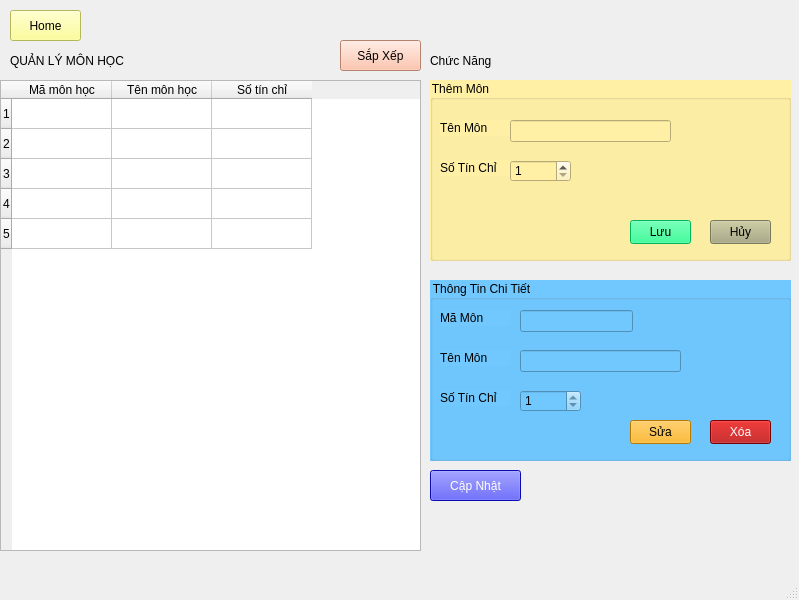
The window that Designer/QuanLyMon.ui (VoLeMinhNghia/Python_Project) describes before a commit, drawn with Qt 5.
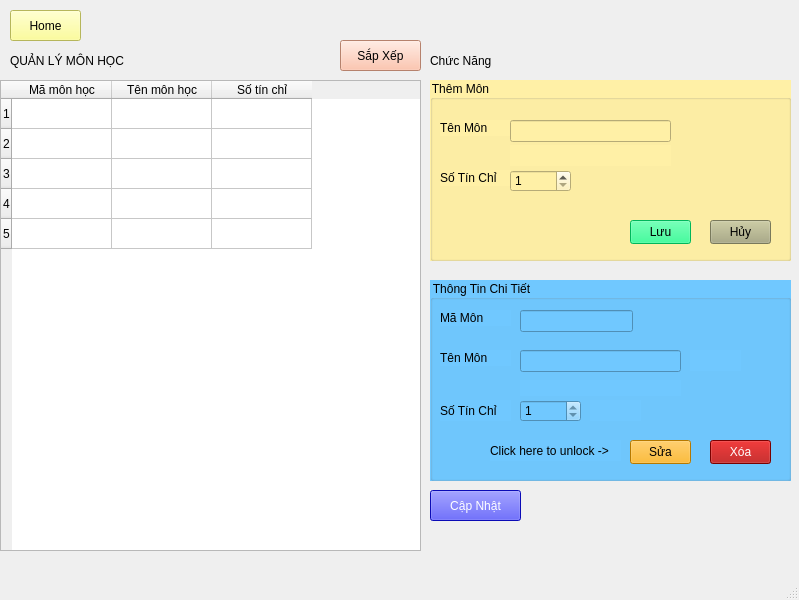
The same window after the commit. Icons and pictures are not drawn.

Patch:
```diff
--- a/Designer/QuanLyMon.ui
+++ b/Designer/QuanLyMon.ui
@@ -157,7 +157,7 @@
      <property name="geometry">
       <rect>
        <x>10</x>
-       <y>80</y>
+       <y>90</y>
        <width>71</width>
        <height>16</height>
       </rect>
@@ -173,7 +173,7 @@
      <property name="geometry">
       <rect>
        <x>80</x>
-       <y>80</y>
+       <y>90</y>
        <width>61</width>
        <height>22</height>
       </rect>
@@ -185,6 +185,22 @@
       <number>9</number>
      </property>
     </widget>
+    <widget class="QLabel" name="err">
+     <property name="geometry">
+      <rect>
+       <x>80</x>
+       <y>65</y>
+       <width>161</width>
+       <height>21</height>
+      </rect>
+     </property>
+     <property name="styleSheet">
+      <string notr="true">color: rgb(170, 0, 0);</string>
+     </property>
+     <property name="text">
+      <string/>
+     </property>
+    </widget>
    </widget>
    <widget class="QGroupBox" name="groupBox">
     <property name="geometry">
@@ -192,7 +208,7 @@
       <x>430</x>
       <y>280</y>
       <width>361</width>
-      <height>181</height>
+      <height>201</height>
      </rect>
     </property>
     <property name="styleSheet">
@@ -222,7 +238,7 @@
      <property name="geometry">
       <rect>
        <x>200</x>
-       <y>140</y>
+       <y>160</y>
        <width>61</width>
        <height>24</height>
       </rect>
@@ -238,7 +254,7 @@
      <property name="geometry">
       <rect>
        <x>280</x>
-       <y>140</y>
+       <y>160</y>
        <width>61</width>
        <height>24</height>
       </rect>
@@ -303,9 +319,9 @@
      <property name="geometry">
       <rect>
        <x>10</x>
-       <y>110</y>
+       <y>120</y>
        <width>71</width>
-       <height>16</height>
+       <height>21</height>
       </rect>
      </property>
      <property name="styleSheet">
@@ -319,7 +335,7 @@
      <property name="geometry">
       <rect>
        <x>90</x>
-       <y>110</y>
+       <y>120</y>
        <width>61</width>
        <height>22</height>
       </rect>
@@ -334,12 +350,78 @@
       <number>9</number>
      </property>
     </widget>
+    <widget class="QLabel" name="islock">
+     <property name="geometry">
+      <rect>
+       <x>260</x>
+       <y>70</y>
+       <width>51</width>
+       <height>21</height>
+      </rect>
+     </property>
+     <property name="styleSheet">
+      <string notr="true">font: 10pt &quot;Segoe UI&quot;;
+color: rgb(170, 0, 0);</string>
+     </property>
+     <property name="text">
+      <string/>
+     </property>
+    </widget>
+    <widget class="QLabel" name="islock_2">
+     <property name="geometry">
+      <rect>
+       <x>160</x>
+       <y>120</y>
+       <width>51</width>
+       <height>21</height>
+      </rect>
+     </property>
+     <property name="styleSheet">
+      <string notr="true">font: 10pt &quot;Segoe UI&quot;;
+color: rgb(170, 0, 0);</string>
+     </property>
+     <property name="text">
+      <string/>
+     </property>
+    </widget>
+    <widget class="QLabel" name="label_12">
+     <property name="geometry">
+      <rect>
+       <x>60</x>
+       <y>160</y>
+       <width>131</width>
+       <height>21</height>
+      </rect>
+     </property>
+     <property name="styleSheet">
+      <string notr="true">font: 10pt &quot;Segoe UI&quot;;</string>
+     </property>
+     <property name="text">
+      <string>Click here to unlock -&gt;</string>
+     </property>
+    </widget>
+    <widget class="QLabel" name="err_2">
+     <property name="geometry">
+      <rect>
+       <x>90</x>
+       <y>100</y>
+       <width>161</width>
+       <height>16</height>
+      </rect>
+     </property>
+     <property name="styleSheet">
+      <string notr="true">color: rgb(170, 0, 0);</string>
+     </property>
+     <property name="text">
+      <string/>
+     </property>
+    </widget>
    </widget>
    <widget class="QPushButton" name="btnReload">
     <property name="geometry">
      <rect>
       <x>430</x>
-      <y>470</y>
+      <y>490</y>
       <width>91</width>
       <height>31</height>
      </rect>
```
